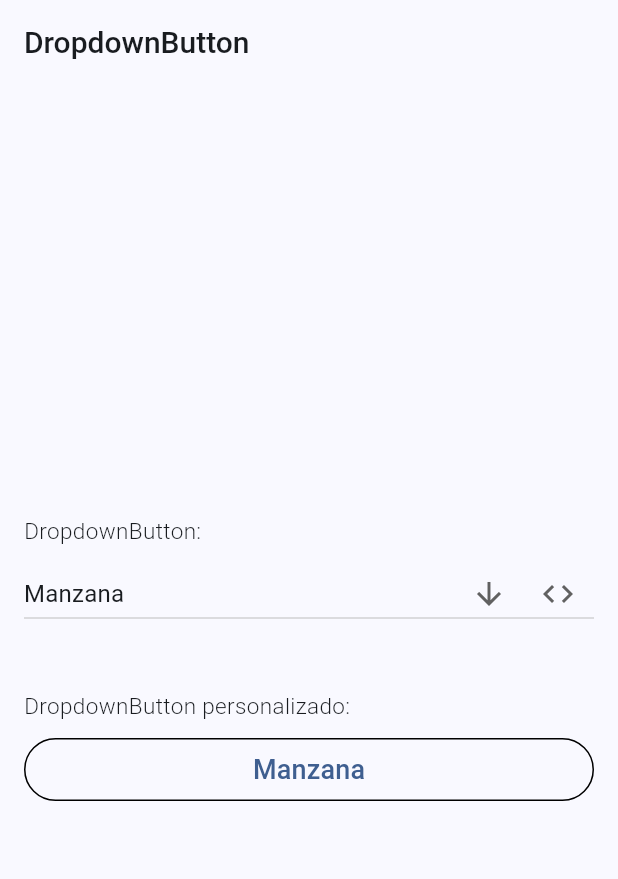
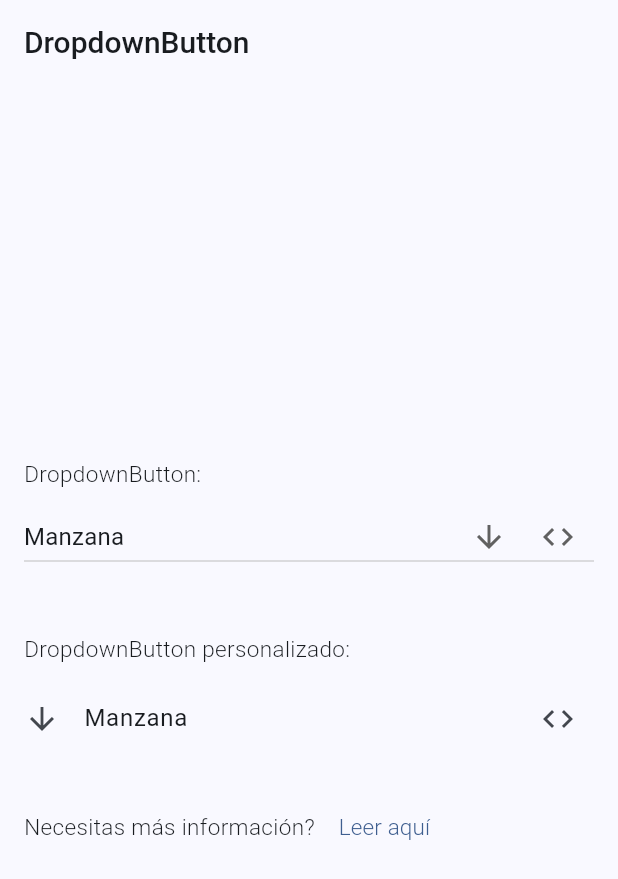
Before and after one commit to Ignaciomanchu1998/Widgets-Flutter, a Flutter app: the DropdownButtonScreen screen opened by its route, on a phone screen of 412 x 824 dp. Shown: the top 879 px of the screen. Run offline on Flutter 3.47's test engine with Material 3 defaults, Android fonts, the phone set to English and light mode, and no system bars; our stand-ins replace go_router; missing offline and left inert: flutter_code_editor, highlight.

Commit message:
Refactoring ui and proccess for navigate to code on dropdown customized

```diff
--- a/lib/app/presentation/screens/dropdown_button_screen.dart
+++ b/lib/app/presentation/screens/dropdown_button_screen.dart
@@ -52,6 +52,13 @@ class _Body extends StatelessWidget {
           ),
           SizedBox(height: 8),
           _DropdownButtonCustom(),
+
+          // * Section for add link documentation.
+          SizedBox(height: 20),
+          ButtonReadDocWidget(
+            urlDoc:
+                'https://api.flutter.dev/flutter/material/DropdownButton-class.html',
+          ),
         ],
       ),
     );
@@ -179,10 +186,8 @@ class _DropdownButtonCustomState extends State<_DropdownButtonCustom> {
 
   @override
   Widget build(BuildContext context) {
-    return SizedBox(
-      width: double.maxFinite,
-      child: TextButton(
-        onPressed: () => showModalBottomSheet(
+    return ListTile(
+      onTap: () => showModalBottomSheet(
         context: context,
         showDragHandle: true,
         builder: (context) => _Items(
@@ -194,49 +199,15 @@ class _DropdownButtonCustomState extends State<_DropdownButtonCustom> {
           },
         ),
       ),
-        style: TextButton.styleFrom(
-          side: const BorderSide(color: Colors.black, width: 1),
+      contentPadding: EdgeInsets.zero,
+      leading: const Icon(Icons.arrow_downward),
+      title: TextCustomWidget(
+        text: defaultFruit,
+        fontWeight: FontWeight.w400,
+        fontSize: 16,
       ),
-        child: TextCustomWidget(
-          text: defaultFruit,
-          fontWeight: FontWeight.w500,
-          fontSize: 18,
-        ),
-      ),
-    );
-  }
-}
-
-class _Items extends StatelessWidget {
-  const _Items({
-    required this.fruits,
-    required this.onPressed,
-  });
-
-  final List<String> fruits;
-  final ValueChanged<String> onPressed;
-
-  @override
-  Widget build(BuildContext context) {
-    return Column(
-      mainAxisSize: MainAxisSize.min,
-      children: [
-        ListView.builder(
-          padding: const EdgeInsets.all(0),
-          shrinkWrap: true,
-          itemCount: fruits.length,
-          itemBuilder: (_, index) {
-            final item = fruits[index];
-            return ListTile(
-              title: TextCustomWidget(text: item),
-              onTap: () => onPressed(item),
-            );
-          },
-        ),
-        ListTile(
-          dense: true,
-          title: const TextCustomWidget(text: 'Visualizar código'),
-          onTap: () {
+      trailing: IconButton(
+        onPressed: () {
           context.pushNamed(
             CodeScreenShared.routeName,
             extra: {
@@ -331,11 +302,39 @@ class _Items extends StatelessWidget {
               }''',
             },
           );
-            context.pop();
         },
-          trailing: const Icon(Icons.arrow_right_alt_outlined),
+        icon: const Icon(Icons.code),
       ),
-        const SizedBox(height: 50),
+    );
+  }
+}
+
+class _Items extends StatelessWidget {
+  const _Items({
+    required this.fruits,
+    required this.onPressed,
+  });
+
+  final List<String> fruits;
+  final ValueChanged<String> onPressed;
+
+  @override
+  Widget build(BuildContext context) {
+    return Column(
+      mainAxisSize: MainAxisSize.min,
+      children: [
+        ListView.builder(
+          padding: const EdgeInsets.all(0),
+          shrinkWrap: true,
+          itemCount: fruits.length,
+          itemBuilder: (_, index) {
+            final item = fruits[index];
+            return ListTile(
+              title: TextCustomWidget(text: item),
+              onTap: () => onPressed(item),
+            );
+          },
+        ),
       ],
     );
   }
--- a/lib/app/presentation/shared/shared.dart
+++ b/lib/app/presentation/shared/shared.dart
@@ -1 +1,2 @@
 export 'code_screen_shared.dart';
+export 'web_render_screen.dart';
--- /dev/null
+++ b/lib/app/presentation/widgets/button_read_doc_widget.dart
@@ -0,0 +1,33 @@
+import 'package:flutter/material.dart';
+
+import '../presentation.dart';
+
+class ButtonReadDocWidget extends StatelessWidget {
+  const ButtonReadDocWidget({super.key, required this.urlDoc});
+
+  final String urlDoc;
+
+  @override
+  Widget build(BuildContext context) {
+    return Row(
+      mainAxisAlignment: MainAxisAlignment.center,
+      crossAxisAlignment: CrossAxisAlignment.center,
+      mainAxisSize: MainAxisSize.min,
+      children: [
+        const TextCustomWidget(
+          text: 'Necesitas más información? ',
+          fontSize: 15,
+          fontWeight: FontWeight.w300,
+        ),
+        TextButton(
+          onPressed: () {},
+          child: const TextCustomWidget(
+            text: 'Leer aquí',
+            fontSize: 15,
+            fontWeight: FontWeight.w300,
+          ),
+        ),
+      ],
+    );
+  }
+}
--- a/lib/app/presentation/widgets/widgets.dart
+++ b/lib/app/presentation/widgets/widgets.dart
@@ -1 +1,2 @@
 export 'text_custom_widget.dart';
+export 'button_read_doc_widget.dart';
```
Also changed, not shown: lib/app/presentation/shared/web_render_screen.dart (added). Lines whose indentation alone changed are shown as unchanged.
